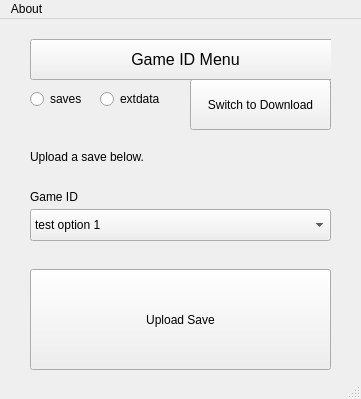
Before: the Qt Designer form mainwindow.ui in regimensocial/citraholdUI, drawn with Qt 5.
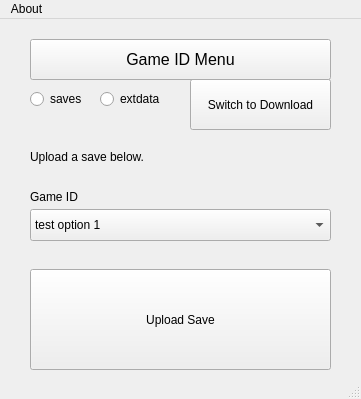
After: the same form once the commit is applied. The open tabs and pages were chosen to show the change. Icons and pictures are not drawn.

The edit to the form file:
```diff
--- a/mainwindow.ui
+++ b/mainwindow.ui
@@ -301,7 +301,7 @@
       <rect>
        <x>10</x>
        <y>0</y>
-       <width>311</width>
+       <width>301</width>
        <height>41</height>
       </rect>
      </property>
```
Left out of the diff: 4 changed lines with no effect on the pictures.
